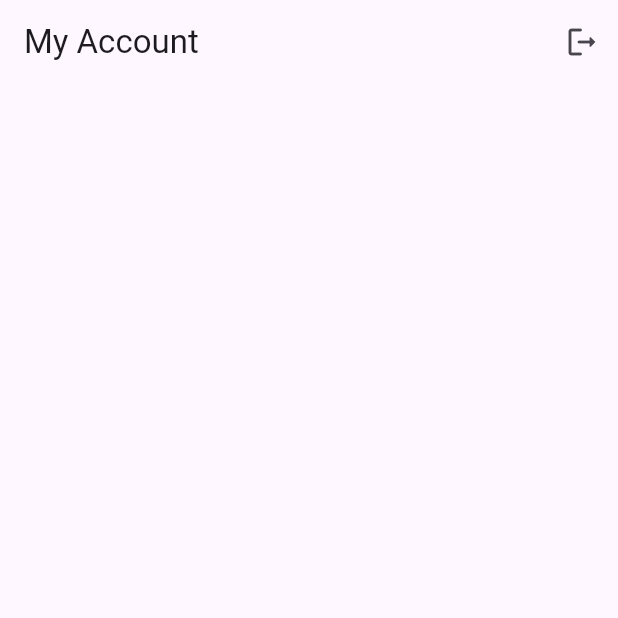
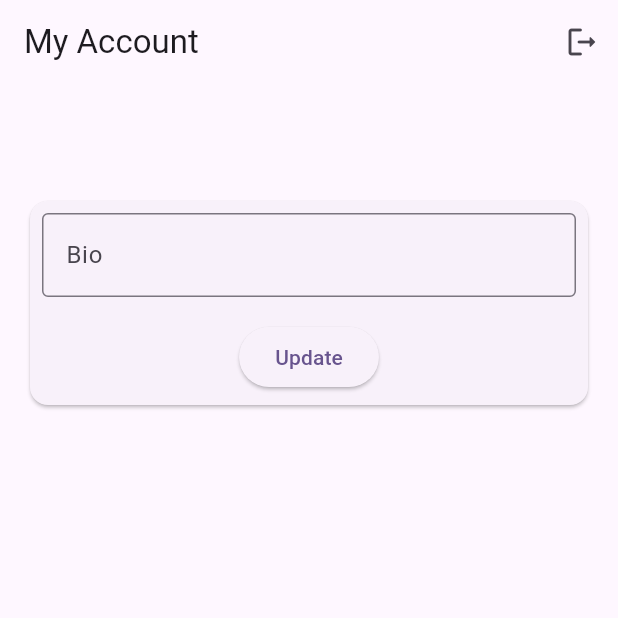
Before and after one commit to smarts-uz/flutter_appwrite_test, a Flutter app: the AccountScreen screen opened directly, after a tap on the "logout" icon, on a phone screen of 412 x 824 dp, the top half of it. Run offline on Flutter 3.47's test engine with Material 2 defaults, Android fonts, the phone set to English and light mode, and no system bars; our stand-ins replace appwrite; statements that could not run were skipped.

Commit message:
user account and prefs

```diff
--- a/lib/appwrite/auth_api.dart
+++ b/lib/appwrite/auth_api.dart
@@ -92,4 +92,12 @@ class AuthApi extends ChangeNotifier {
       notifyListeners();
     }
   }
+
+  Future<Preferences> getUserPreferences() async {
+    return await account.getPrefs();
+  }
+
+  updatePrefs({required String bio}) async {
+    await account.updatePrefs(prefs: {'bio': bio});
+  }
 }
--- a/lib/screens/account_screen.dart
+++ b/lib/screens/account_screen.dart
@@ -10,6 +10,32 @@ class AccountScreen extends StatefulWidget {
 }
 
 class _AccountScreenState extends State<AccountScreen> {
+  String? username;
+  String? email;
+  TextEditingController bioController = TextEditingController();
+
+  @override
+  void initState() {
+    super.initState();
+    final AuthApi appwrite = context.read<AuthApi>();
+    username = appwrite.userName;
+    email = appwrite.email;
+    appwrite.getUserPreferences().then((value) {
+      if (value.data.isNotEmpty) {
+        setState(() {
+          bioController.text = value.data['bio'];
+        });
+      }
+    });
+  }
+
+  updatePrefs() async {
+    final AuthApi appwrite = context.read<AuthApi>();
+    appwrite.updatePrefs(bio: bioController.text);
+    const snackbar = SnackBar(content: Text('Snackbar updated!'));
+    ScaffoldMessenger.of(context).showSnackBar(snackbar);
+  }
+
   signOut() async {
     final AuthApi appwrite = context.read<AuthApi>();
     await appwrite.signOut();
@@ -29,6 +55,40 @@ class _AccountScreenState extends State<AccountScreen> {
           ),
         ],
       ),
+      body: Padding(
+        padding: const EdgeInsets.all(16),
+        child: Column(
+          children: [
+            Text(username ?? ''),
+            const SizedBox(height: 8),
+            Text(email ?? ''),
+            const SizedBox(height: 8),
+            Card(
+              child: Padding(
+                padding: const EdgeInsets.all(8),
+                child: Column(
+                  children: [
+                    TextField(
+                      controller: bioController,
+                      decoration: const InputDecoration(
+                        labelText: 'Bio',
+                        border: OutlineInputBorder(),
+                      ),
+                    ),
+                    const SizedBox(height: 16),
+                    ElevatedButton(
+                      onPressed: () {
+                        updatePrefs();
+                      },
+                      child: const Text('Update'),
+                    ),
+                  ],
+                ),
+              ),
+            ),
+          ],
+        ),
+      ),
     );
   }
 }
```
